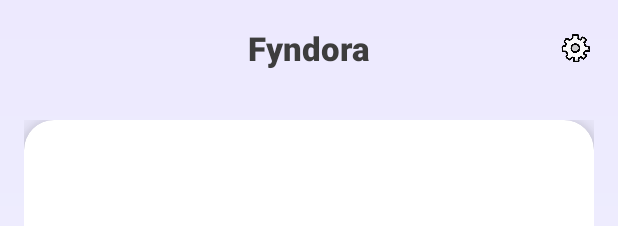
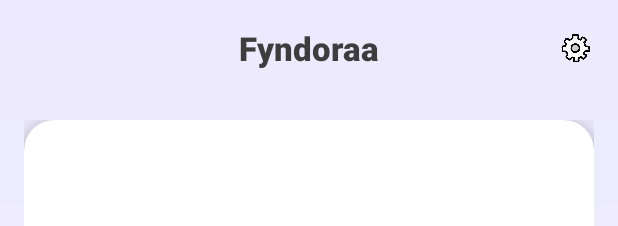
Before and after one commit to Navneetk4y4/Fyndora, an Android app: the layout activity_home.xml on its own in the app's theme, with its tools: preview values and no code run, on a phone screen of 412 x 824 dp. Shown: the top 226 px of the screen. Run offline under Robolectric (Android 15) with nearby library versions, the phone set to English and light mode, and no system bars.

Commit message:
added a in name

```diff
--- a/LostAndFound/app/src/main/res/layout/activity_home.xml
+++ b/LostAndFound/app/src/main/res/layout/activity_home.xml
@@ -13,7 +13,7 @@
         android:layout_width="match_parent"
         android:layout_height="wrap_content"
         android:background="@android:color/transparent"
-        app:title="Fyndora"
+        app:title="Fyndoraa"
         app:titleCentered="true"
         app:titleTextColor="#3D3D3D"
         app:titleTextAppearance="@style/ToolbarTitleStyle"
```
